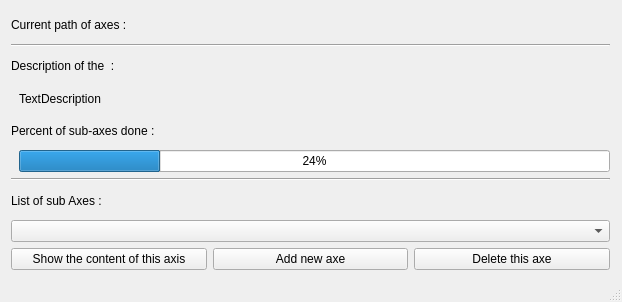
The window that mainwindow.ui (Far4X/QTSM) describes before a commit, drawn with Qt 5.
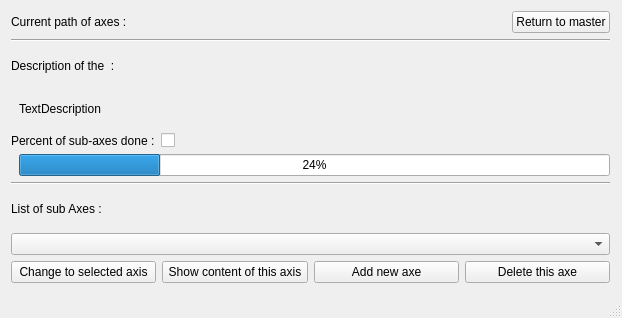
The same window after the commit.

Commit message: The function to add some axes is now made, as the functions to navigate on the diffrent axes, and the thing that update the visual of the mainwindow. We can now save some returns to the line, but I have to change the char that do this

The edit to the form file:
```diff
--- a/mainwindow.ui
+++ b/mainwindow.ui
@@ -7,7 +7,7 @@
     <x>0</x>
     <y>0</y>
     <width>622</width>
-    <height>302</height>
+    <height>318</height>
    </rect>
   </property>
   <property name="sizePolicy">
@@ -26,16 +26,33 @@
       <x>0</x>
       <y>0</y>
       <width>621</width>
-      <height>281</height>
+      <height>294</height>
      </rect>
     </property>
     <layout class="QVBoxLayout" name="mainLayout">
      <item>
-      <widget class="QLabel" name="labelShowPathAxis">
-       <property name="text">
-        <string>Current path of axes : &lt;path&gt;</string>
-       </property>
-      </widget>
+      <layout class="QHBoxLayout" name="horizontalLayout_4">
+       <item>
+        <widget class="QLabel" name="labelShowPathAxis">
+         <property name="sizePolicy">
+          <sizepolicy hsizetype="Expanding" vsizetype="Preferred">
+           <horstretch>0</horstretch>
+           <verstretch>0</verstretch>
+          </sizepolicy>
+         </property>
+         <property name="text">
+          <string>Current path of axes : &lt;path&gt;</string>
+         </property>
+        </widget>
+       </item>
+       <item>
+        <widget class="QPushButton" name="pushButtonReturnToMaster">
+         <property name="text">
+          <string>Return to master</string>
+         </property>
+        </widget>
+       </item>
+      </layout>
      </item>
      <item>
       <widget class="Line" name="line">
@@ -85,11 +102,28 @@
       </layout>
      </item>
      <item>
-      <widget class="QLabel" name="labelDNTPercentOfSubAxesDone">
-       <property name="text">
-        <string>Percent of sub-axes done :</string>
-       </property>
-      </widget>
+      <layout class="QHBoxLayout" name="horizontalLayout_3">
+       <item>
+        <widget class="QLabel" name="labelPercentSubDoneOrIsDone">
+         <property name="text">
+          <string>Percent of sub-axes done :</string>
+         </property>
+        </widget>
+       </item>
+       <item>
+        <widget class="QCheckBox" name="checkBoxIsDone">
+         <property name="sizePolicy">
+          <sizepolicy hsizetype="Expanding" vsizetype="Fixed">
+           <horstretch>0</horstretch>
+           <verstretch>0</verstretch>
+          </sizepolicy>
+         </property>
+         <property name="text">
+          <string/>
+         </property>
+        </widget>
+       </item>
+      </layout>
      </item>
      <item>
       <layout class="QHBoxLayout" name="horizontalLayout_2">
@@ -145,21 +179,52 @@
      <item>
       <layout class="QHBoxLayout" name="layoutButtons">
        <item>
-        <widget class="QPushButton" name="viewTasks">
+        <widget class="QPushButton" name="pushButtonChangeToChild">
+         <property name="sizePolicy">
+          <sizepolicy hsizetype="MinimumExpanding" vsizetype="Fixed">
+           <horstretch>0</horstretch>
+           <verstretch>0</verstretch>
+          </sizepolicy>
+         </property>
          <property name="text">
-          <string>Show the content of this axis</string>
+          <string>Change to selected axis</string>
          </property>
         </widget>
        </item>
        <item>
-        <widget class="QPushButton" name="addNewAxe">
+        <widget class="QPushButton" name="pushButtonShowContent">
+         <property name="sizePolicy">
+          <sizepolicy hsizetype="MinimumExpanding" vsizetype="Fixed">
+           <horstretch>0</horstretch>
+           <verstretch>0</verstretch>
+          </sizepolicy>
+         </property>
+         <property name="text">
+          <string>Show content of this axis</string>
+         </property>
+        </widget>
+       </item>
+       <item>
+        <widget class="QPushButton" name="pushButtonAddNewAxis">
+         <property name="sizePolicy">
+          <sizepolicy hsizetype="MinimumExpanding" vsizetype="Fixed">
+           <horstretch>0</horstretch>
+           <verstretch>0</verstretch>
+          </sizepolicy>
+         </property>
          <property name="text">
           <string>Add new axe</string>
          </property>
         </widget>
        </item>
        <item>
-        <widget class="QPushButton" name="pushButton_2">
+        <widget class="QPushButton" name="pushButtonDeleteAxis">
+         <property name="sizePolicy">
+          <sizepolicy hsizetype="MinimumExpanding" vsizetype="Fixed">
+           <horstretch>0</horstretch>
+           <verstretch>0</verstretch>
+          </sizepolicy>
+         </property>
          <property name="text">
           <string>Delete this axe</string>
          </property>
```
The commit also changes 4 other files.
